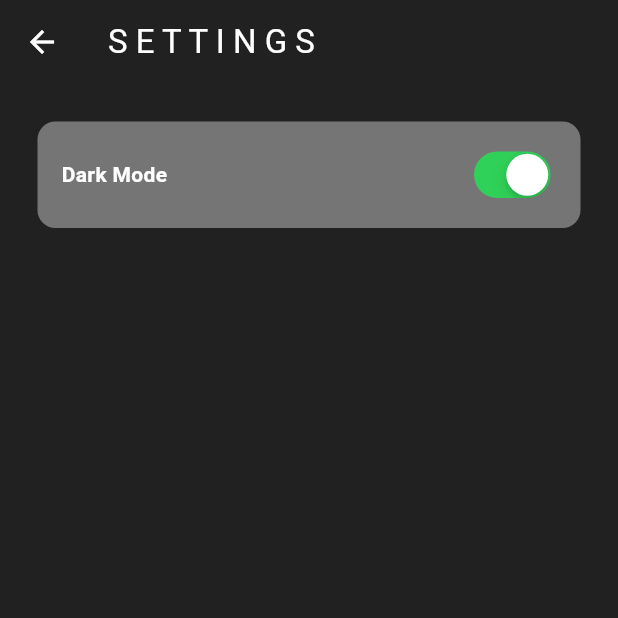
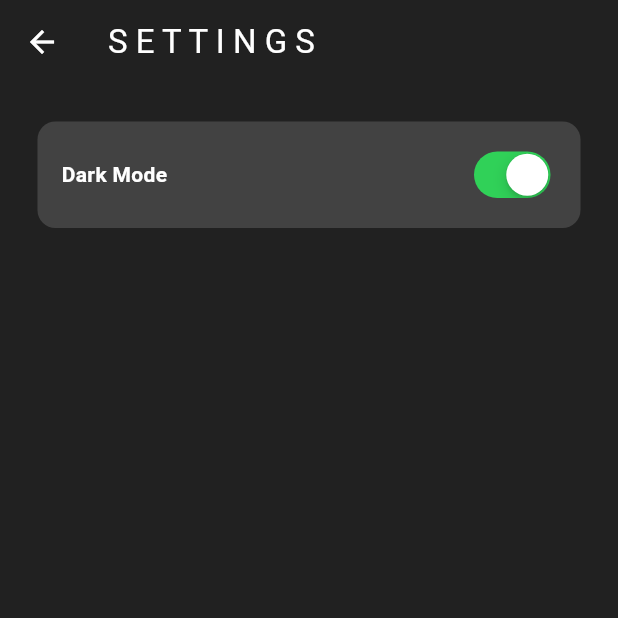
Before and after one commit to HassanAliKiyani/pocketbudget, a Flutter app: the screen it shows after launch, in the side drawer, after a tap on "S E T T I N G S", on a phone screen of 412 x 824 dp, the top half of it. Run offline on Flutter 3.47's test engine with Material 3 defaults, Android fonts, the phone set to English and light mode, and no system bars; our stand-ins replace fl_chart, flutter_slidable, isar; accounts and stored records are empty; generated files the repository leaves out were written again.

Commit message:
Mod color adjustments

```diff
--- a/lib/Components/custom_list_tile.dart
+++ b/lib/Components/custom_list_tile.dart
@@ -40,23 +40,26 @@ class CustomListTile extends StatelessWidget {
         ]),
         child: Container(
           decoration: BoxDecoration(
-            // color: Colors.grey.shade600pr,
-              color: Theme.of(context).colorScheme.primary,
+              // color: Colors.grey.shade600pr,
+              color: Theme.of(context).colorScheme.tertiary,
               borderRadius: BorderRadius.circular(4.0)),
           child: ListTile(
             title: Text(
               title,
               style: TextStyle(
-                color: Theme.of(context).colorScheme.tertiary,
+                color: Theme.of(context).colorScheme.primary,
                 fontWeight: FontWeight.bold,
                 fontSize: 14,
               ),
             ),
-            trailing: Text(trailing,style: TextStyle(
-                color: Theme.of(context).colorScheme.tertiary,
+            trailing: Text(
+              trailing,
+              style: TextStyle(
+                color: Theme.of(context).colorScheme.primary,
                 fontWeight: FontWeight.bold,
                 fontSize: 14,
-              ),),
+              ),
+            ),
           ),
         ),
       ),
--- a/lib/Graphs/bar_graph.dart
+++ b/lib/Graphs/bar_graph.dart
@@ -112,40 +112,40 @@ class _MyBarGraphState extends State<MyBarGraph> {
     String text;
     switch ((value.toInt() + widget.startMonth - 1) % 12) {
       case 0:
-        text = 'J';
+        text = 'JAN';
         break;
       case 1:
-        text = 'F';
+        text = 'FEB';
         break;
       case 2:
-        text = 'M';
+        text = 'MAR';
         break;
       case 3:
-        text = 'A';
+        text = 'APR';
         break;
       case 4:
-        text = 'M';
+        text = 'MAY';
         break;
       case 5:
-        text = 'J';
+        text = 'JUN';
         break;
       case 6:
-        text = 'J';
+        text = 'JUL';
         break;
       case 7:
-        text = 'A';
+        text = 'AUG';
         break;
       case 8:
-        text = 'S';
+        text = 'SEP';
         break;
       case 9:
-        text = 'O';
+        text = 'OCT';
         break;
       case 10:
-        text = 'N';
+        text = 'NOV';
         break;
       case 11:
-        text = 'D';
+        text = 'DEC';
         break;
       default:
         text = '';
--- a/lib/Theme/dark_mode.dart
+++ b/lib/Theme/dark_mode.dart
@@ -1,9 +1,10 @@
 import 'package:flutter/material.dart';
 
 ThemeData darkMode = ThemeData(
-    colorScheme: ColorScheme.dark(
-        background: Colors.grey.shade900,
-        primary: Colors.grey.shade300,
-        secondary: Colors.white,
-        inversePrimary: Colors.grey.shade600,
-        tertiary: Colors.black));
+  colorScheme: ColorScheme.dark(
+      background: Colors.grey.shade900,
+      primary: Colors.grey.shade300,
+      secondary: Colors.white,
+      inversePrimary: Colors.grey.shade800,
+      tertiary: Colors.grey.shade800),
+);
```
